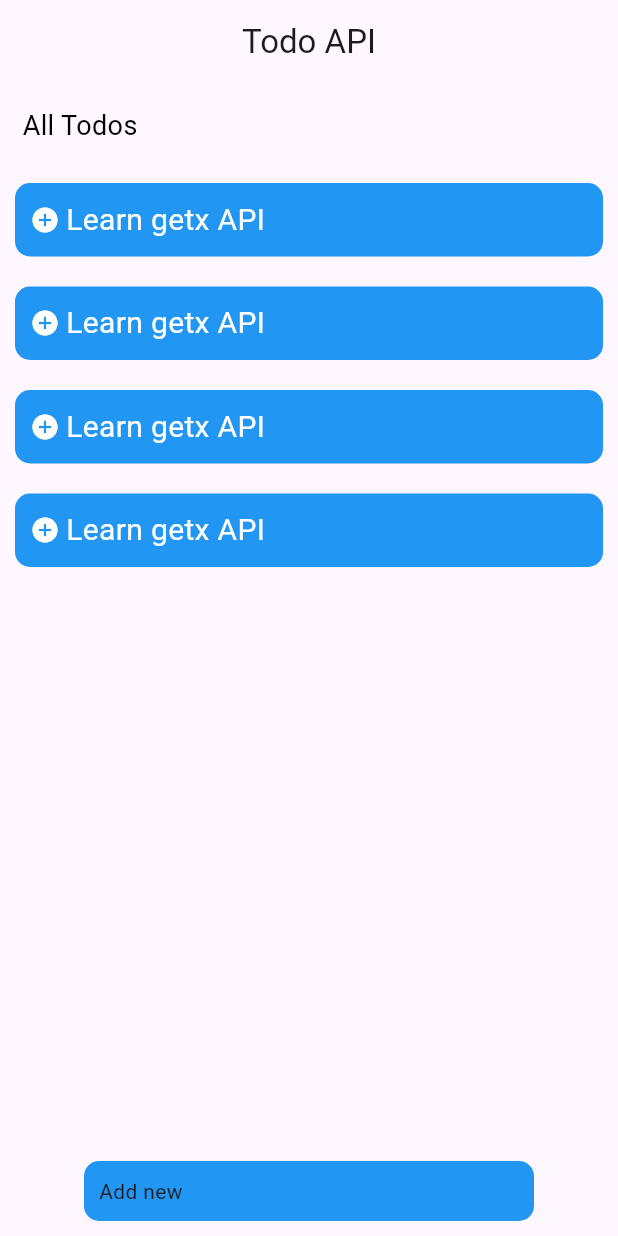
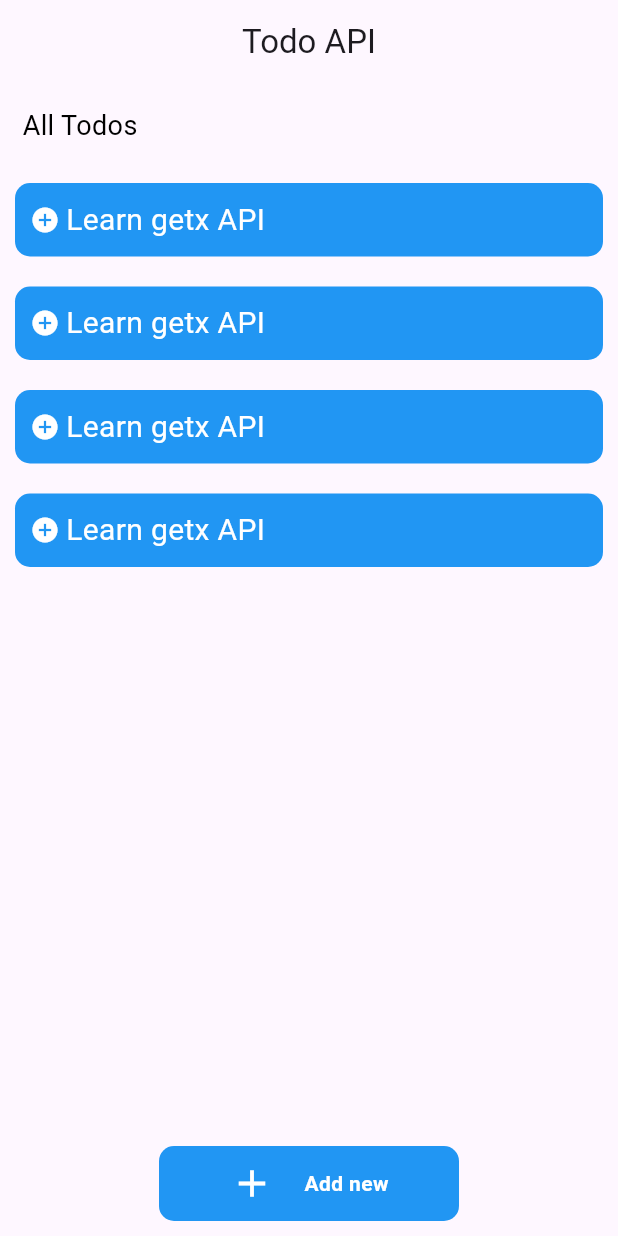
Before and after one commit to Khammunh/learn_getx, a Flutter app: the screen it shows after launch, on a phone screen of 412 x 824 dp. Run offline on Flutter 3.47's test engine with Material 3 defaults, Android fonts, the phone set to English and light mode, and no system bars; our stand-ins replace get.

Commit message:
update dialo text

```diff
--- a/lib/pages/todo_pages.dart
+++ b/lib/pages/todo_pages.dart
@@ -1,4 +1,7 @@
+// ignore_for_file: avoid_unnecessary_containers
+
 import 'package:flutter/material.dart';
+import 'package:get/get.dart';
 
 class TodoPage extends StatelessWidget {
   const TodoPage({super.key});
@@ -14,16 +17,68 @@ class TodoPage extends StatelessWidget {
         mainAxisAlignment: MainAxisAlignment.center,
         children: [
           Container(
-            width: 300,
+            width: 200,
             padding: const EdgeInsets.all(10),
             margin: const EdgeInsets.all(10),
             decoration: BoxDecoration(
-                color: Colors.blue, borderRadius: BorderRadius.circular(10)),
-            child: const InkWell(
-              child: Row(
-                children: [
-                  Text('Add new'),
-                ],
+              color: Colors.blue,
+              borderRadius: BorderRadius.circular(10),
+            ),
+            child: InkWell(
+              onTap: () {
+                Get.defaultDialog(
+                  title: 'Enter new task',
+                  content: Column(
+                    children: [
+                      Row(
+                        children: [
+                          Expanded(
+                            child: TextFormField(
+                              decoration:
+                                  const InputDecoration(hintText: 'Enter task'),
+                            ),
+                          ),
+                        ],
+                      ),
+                      Row(
+                        mainAxisAlignment: MainAxisAlignment.center,
+                        children: [
+                          TextButton(
+                            onPressed: () {
+                              Get.back();
+                            },
+                            child: const Text('Cannel'),
+                          ),
+                          const SizedBox(width: 60),
+                          TextButton(
+                            onPressed: () {},
+                            child: const Text('Save'),
+                          ),
+                        ],
+                      ),
+                    ],
+                  ),
+                );
+              },
+              child: Container(
+                child: const Row(
+                  mainAxisAlignment: MainAxisAlignment.center,
+                  children: [
+                    Icon(
+                      Icons.add,
+                      size: 30,
+                      color: Colors.white,
+                    ),
+                    SizedBox(width: 20),
+                    Text(
+                      'Add new',
+                      style: TextStyle(
+                        color: Colors.white,
+                        fontWeight: FontWeight.bold,
+                      ),
+                    ),
+                  ],
+                ),
               ),
             ),
           ),
```
